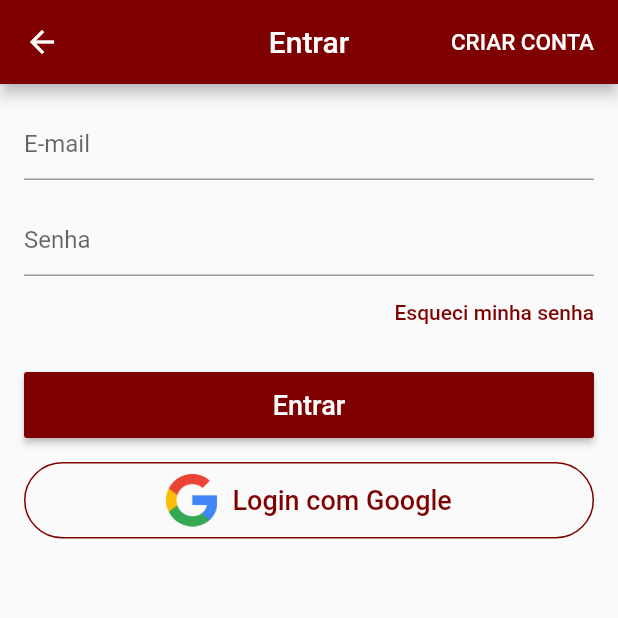
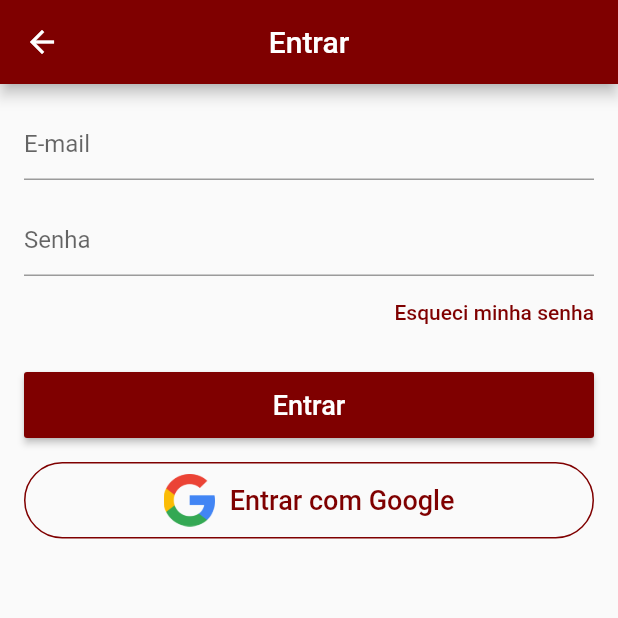
Before and after one commit to gabriela-motta/flutter-udemy, a Flutter app: the LoginScreen screen opened directly, on a phone screen of 412 x 824 dp, the top half of it. Run offline on Flutter 3.47's test engine with Material 2 defaults, Android fonts, the phone set to English and light mode, and no system bars; our stand-ins replace carousel_pro, cloud_firestore, firebase_auth, google_sign_in, image_picker, sqflite and 1 more; accounts and stored records are empty.

```diff
--- /dev/null
+++ b/loja/lib/models/user_model.dart
@@ -0,0 +1,16 @@
+import 'package:scoped_model/scoped_model.dart';
+
+class UserModel extends Model {
+  bool isLoading = false;
+
+  void signUp() {}
+
+  void signIn() {
+    isLoading = true;
+    notifyListeners();
+  }
+
+  void recoverPass() {}
+
+  bool isLoggedIn() {}
+}
--- a/loja/lib/screens/login_screen.dart
+++ b/loja/lib/screens/login_screen.dart
@@ -1,7 +1,8 @@
 import 'package:firebase_auth/firebase_auth.dart';
 import 'package:flutter/material.dart';
 import 'package:google_sign_in/google_sign_in.dart';
-import 'package:loja/screens/signup_screen.dart';
+import 'package:loja/models/user_model.dart';
+import 'package:scoped_model/scoped_model.dart';
 
 import 'home_screen.dart';
 
@@ -67,7 +68,7 @@ class LoginScreen extends StatelessWidget {
             Padding(
               padding: const EdgeInsets.only(left: 10),
               child: Text(
-                "Login com Google",
+                "Entrar com Google",
                 style: TextStyle(
                   fontSize: 18,
                   color: primaryColor,
@@ -87,28 +88,13 @@ class LoginScreen extends StatelessWidget {
       appBar: AppBar(
         title: Text("Entrar"),
         centerTitle: true,
-        actions: <Widget>[
-          FlatButton(
-            child: Text(
-              "CRIAR CONTA",
-              style: TextStyle(
-                fontSize: 15,
       ),
-            ),
-            textColor: Colors.white,
-            onPressed: () {
-              Navigator.of(context).pushReplacement(
-                MaterialPageRoute(
-                  builder: (context) {
-                    return SignupScreen();
-                  },
-                ),
-              );
-            },
-          ),
-        ],
-      ),
-      body: Form(
+      body: ScopedModelDescendant<UserModel>(
+        builder: (context, child, model) {
+          if (model.isLoading) {
+            return Center(child: CircularProgressIndicator());
+          }
+          return Form(
             key: _formKey,
             child: ListView(
               padding: EdgeInsets.all(16),
@@ -165,7 +151,8 @@ class LoginScreen extends StatelessWidget {
                     color: primaryColor,
                     textColor: Colors.white,
                     onPressed: () {
-                  if (_formKey.currentState.validate()) ;
+                      if (_formKey.currentState.validate()) {}
+                      model.signIn();
                     },
                   ),
                 ),
@@ -175,6 +162,8 @@ class LoginScreen extends StatelessWidget {
                 signInWithGoogleButton(context),
               ],
             ),
+          );
+        },
       ),
     );
   }
--- a/loja/lib/widgets/custom_drawer.dart
+++ b/loja/lib/widgets/custom_drawer.dart
@@ -51,7 +51,7 @@ class CustomDrawer extends StatelessWidget {
                           ),
                           GestureDetector(
                             child: Text(
-                              "Entre ou cadastre-se",
+                              "Acesse sua conta",
                               style: TextStyle(
                                   color: Theme.of(context).primaryColor,
                                   fontSize: 16,
```
Also changed, not shown: loja/lib/main.dart (+12 -7 lines). Lines whose indentation alone changed are shown as unchanged.
